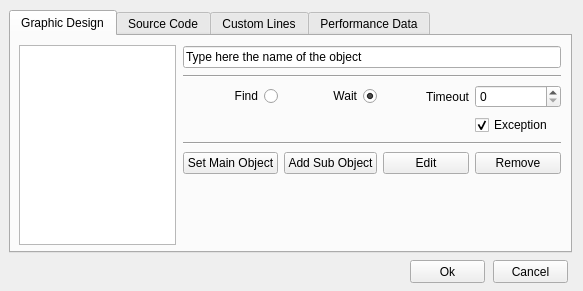
First picture: the form in alyvix/extra/robotide/qt_ui/alyvix_object_finder_properties_view.ui, repository alyvix/alyvix, before the edit.
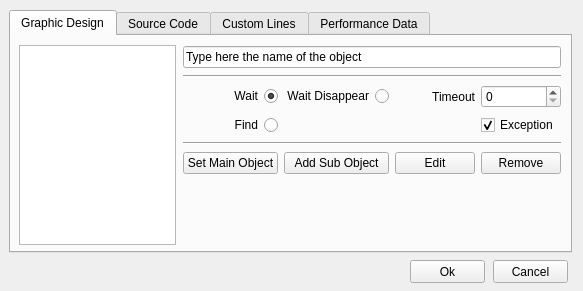
Second picture: the form after the edit.

Commit message: changes for image disappear method

What changed in the file:
```diff
--- a/alyvix/extra/robotide/qt_ui/alyvix_object_finder_properties_view.ui
+++ b/alyvix/extra/robotide/qt_ui/alyvix_object_finder_properties_view.ui
@@ -69,22 +69,6 @@
          </property>
         </widget>
        </item>
-       <item row="2" column="1">
-        <widget class="QRadioButton" name="wait_radio">
-         <property name="layoutDirection">
-          <enum>Qt::RightToLeft</enum>
-         </property>
-         <property name="text">
-          <string>Wait</string>
-         </property>
-         <property name="checked">
-          <bool>true</bool>
-         </property>
-         <attribute name="buttonGroup">
-          <string notr="true">buttonGroup_5</string>
-         </attribute>
-        </widget>
-       </item>
        <item row="1" column="0" colspan="4">
         <widget class="Line" name="line_3">
          <property name="orientation">
@@ -92,19 +76,6 @@
          </property>
         </widget>
        </item>
-       <item row="2" column="0">
-        <widget class="QRadioButton" name="find_radio">
-         <property name="layoutDirection">
-          <enum>Qt::RightToLeft</enum>
-         </property>
-         <property name="text">
-          <string>Find</string>
-         </property>
-         <attribute name="buttonGroup">
-          <string notr="true">buttonGroup_5</string>
-         </attribute>
-        </widget>
-       </item>
        <item row="2" column="2">
         <widget class="QLabel" name="timeout_label">
          <property name="text">
@@ -153,6 +124,51 @@
          </property>
         </widget>
        </item>
+       <item row="3" column="0">
+        <widget class="QRadioButton" name="find_radio">
+         <property name="layoutDirection">
+          <enum>Qt::RightToLeft</enum>
+         </property>
+         <property name="text">
+          <string>Find</string>
+         </property>
+         <attribute name="buttonGroup">
+          <string notr="true">buttonGroup_5</string>
+         </attribute>
+        </widget>
+       </item>
+       <item row="2" column="0">
+        <widget class="QRadioButton" name="wait_radio">
+         <property name="layoutDirection">
+          <enum>Qt::RightToLeft</enum>
+         </property>
+         <property name="text">
+          <string>Wait</string>
+         </property>
+         <property name="checked">
+          <bool>true</bool>
+         </property>
+         <attribute name="buttonGroup">
+          <string notr="true">buttonGroup_5</string>
+         </attribute>
+        </widget>
+       </item>
+       <item row="2" column="1">
+        <widget class="QRadioButton" name="wait_disapp_radio">
+         <property name="layoutDirection">
+          <enum>Qt::RightToLeft</enum>
+         </property>
+         <property name="text">
+          <string>Wait Disappear</string>
+         </property>
+         <property name="checked">
+          <bool>false</bool>
+         </property>
+         <attribute name="buttonGroup">
+          <string notr="true">buttonGroup_5</string>
+         </attribute>
+        </widget>
+       </item>
       </layout>
      </widget>
     </widget>
```
Left out of the diff: 2 changed lines with no effect on the pictures. The commit also changes 18 other files.
